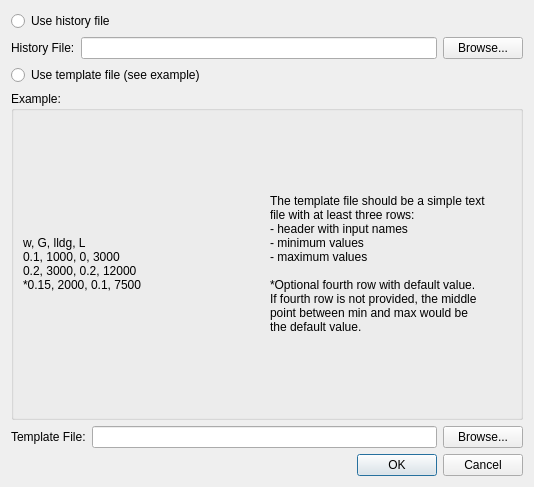
The window that foqus_lib/gui/sdoe/updateSDOEModelDialog_UI.ui (CCSI-Toolset/FOQUS) describes before a commit, drawn with Qt 5.
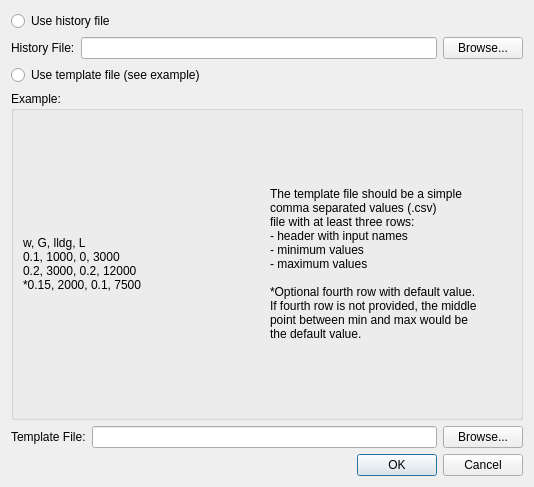
The same window after the commit.

Commit message: adding new capabilties to SDOE module

```diff
--- a/foqus_lib/gui/sdoe/updateSDOEModelDialog_UI.ui
+++ b/foqus_lib/gui/sdoe/updateSDOEModelDialog_UI.ui
@@ -86,7 +86,8 @@
       <item>
        <widget class="QLabel" name="instructionsLabel">
         <property name="text">
-         <string>The template file should be a simple text
+         <string>The template file should be a simple 
+comma separated values (.csv) 
 file with at least three rows:
 - header with input names
 - minimum values
```
Left out of the diff: 14 changed lines with no effect on the pictures.
